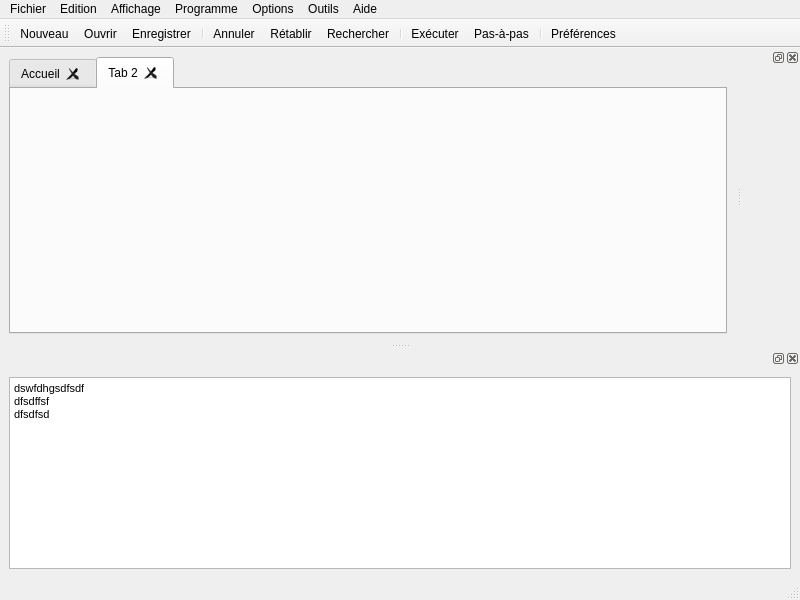
Old version of the form src/ui_mainwindow.ui in the repository TuringApp/Turing.
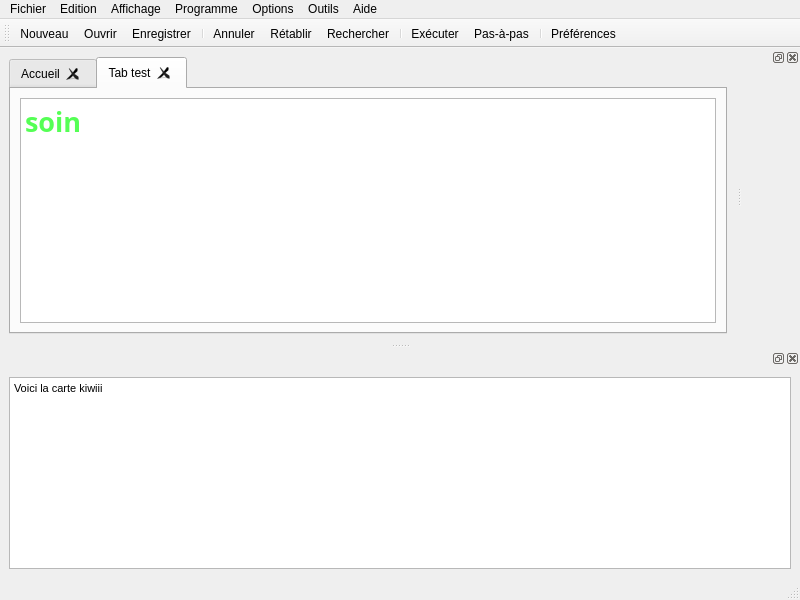
New version of the form. The open tabs and pages were chosen to show the change. Icons and pictures are not drawn.

Diff of the .ui file:
```diff
--- a/src/ui_mainwindow.ui
+++ b/src/ui_mainwindow.ui
@@ -55,8 +55,35 @@
       </widget>
       <widget class="QWidget" name="tab_4">
        <attribute name="title">
-        <string>Tab 2</string>
+        <string>Tab test</string>
        </attribute>
+       <layout class="QHBoxLayout" name="horizontalLayout">
+        <item>
+         <widget class="QTextBrowser" name="textBrowser">
+          <property name="font">
+           <font>
+            <family>Linux Biolinum Keyboard O</family>
+            <pointsize>20</pointsize>
+            <weight>75</weight>
+            <bold>true</bold>
+           </font>
+          </property>
+          <property name="readOnly">
+           <bool>false</bool>
+          </property>
+          <property name="html">
+           <string>&lt;!DOCTYPE HTML PUBLIC &quot;-//W3C//DTD HTML 4.0//EN&quot; &quot;http://www.w3.org/TR/REC-html40/strict.dtd&quot;&gt;
+&lt;html&gt;&lt;head&gt;&lt;meta name=&quot;qrichtext&quot; content=&quot;1&quot; /&gt;&lt;style type=&quot;text/css&quot;&gt;
+p, li { white-space: pre-wrap; }
+&lt;/style&gt;&lt;/head&gt;&lt;body style=&quot; font-family:'Linux Biolinum Keyboard O'; font-size:20pt; font-weight:600; font-style:normal;&quot;&gt;
+&lt;p style=&quot; margin-top:0px; margin-bottom:0px; margin-left:0px; margin-right:0px; -qt-block-indent:0; text-indent:0px;&quot;&gt;&lt;span style=&quot; color:#55ff55;&quot;&gt;soin&lt;/span&gt;&lt;/p&gt;&lt;/body&gt;&lt;/html&gt;</string>
+          </property>
+          <property name="overwriteMode">
+           <bool>false</bool>
+          </property>
+         </widget>
+        </item>
+       </layout>
       </widget>
      </widget>
     </item>
@@ -202,14 +229,22 @@
     <layout class="QVBoxLayout" name="verticalLayout">
      <item>
       <widget class="QTextEdit" name="textEdit">
+       <property name="acceptDrops">
+        <bool>false</bool>
+       </property>
+       <property name="readOnly">
+        <bool>true</bool>
+       </property>
        <property name="html">
         <string>&lt;!DOCTYPE HTML PUBLIC &quot;-//W3C//DTD HTML 4.0//EN&quot; &quot;http://www.w3.org/TR/REC-html40/strict.dtd&quot;&gt;
 &lt;html&gt;&lt;head&gt;&lt;meta name=&quot;qrichtext&quot; content=&quot;1&quot; /&gt;&lt;style type=&quot;text/css&quot;&gt;
 p, li { white-space: pre-wrap; }
-&lt;/style&gt;&lt;/head&gt;&lt;body style=&quot; font-family:'MS Shell Dlg 2'; font-size:8.25pt; font-weight:400; font-style:normal;&quot;&gt;
-&lt;p style=&quot; margin-top:0px; margin-bottom:0px; margin-left:0px; margin-right:0px; -qt-block-indent:0; text-indent:0px;&quot;&gt;dswfdhgsdfsdf&lt;/p&gt;
-&lt;p style=&quot; margin-top:0px; margin-bottom:0px; margin-left:0px; margin-right:0px; -qt-block-indent:0; text-indent:0px;&quot;&gt;dfsdffsf&lt;/p&gt;
-&lt;p style=&quot; margin-top:0px; margin-bottom:0px; margin-left:0px; margin-right:0px; -qt-block-indent:0; text-indent:0px;&quot;&gt;dfsdfsd&lt;/p&gt;&lt;/body&gt;&lt;/html&gt;</string>
+&lt;/style&gt;&lt;/head&gt;&lt;body style=&quot; font-family:'Sans'; font-size:10pt; font-weight:400; font-style:normal;&quot;&gt;
+&lt;p style=&quot; margin-top:0px; margin-bottom:0px; margin-left:0px; margin-right:0px; -qt-block-indent:0; text-indent:0px;&quot;&gt;&lt;span style=&quot; font-family:'MS Shell Dlg 2'; font-size:8.25pt;&quot;&gt;Voici la carte kiwiii&lt;/span&gt;&lt;/p&gt;
+&lt;p style=&quot;-qt-paragraph-type:empty; margin-top:0px; margin-bottom:0px; margin-left:0px; margin-right:0px; -qt-block-indent:0; text-indent:0px; font-family:'MS Shell Dlg 2'; font-size:8.25pt;&quot;&gt;&lt;br /&gt;&lt;/p&gt;&lt;/body&gt;&lt;/html&gt;</string>
+       </property>
+       <property name="acceptRichText">
+        <bool>true</bool>
        </property>
       </widget>
      </item>
```
Left out of the diff: 7 changed lines with no effect on the pictures.
